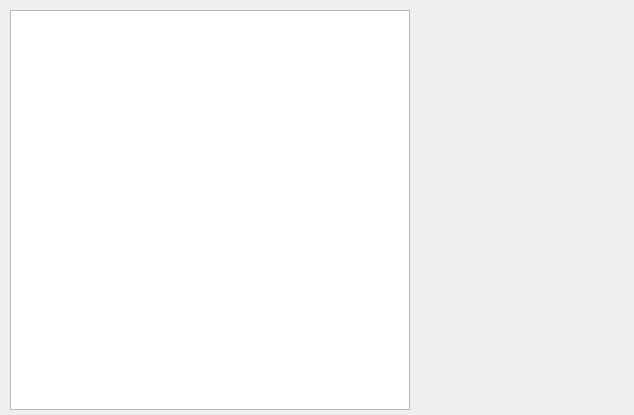
This is 10_Control_TableWidget/widget.ui in madhat386/myQtTest as Qt 5 draws it before an edit. The edited form follows.
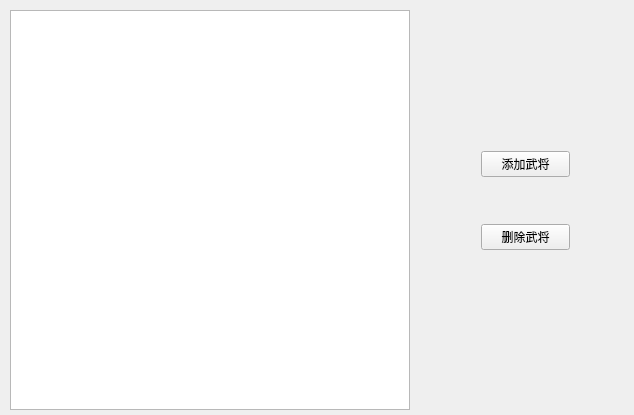
This is the edited form.

Diff of the .ui file:
```diff
--- a/10_Control_TableWidget/widget.ui
+++ b/10_Control_TableWidget/widget.ui
@@ -23,6 +23,45 @@
     </rect>
    </property>
   </widget>
+  <widget class="QWidget" name="widget" native="true">
+   <property name="geometry">
+    <rect>
+     <x>470</x>
+     <y>140</y>
+     <width>111</width>
+     <height>121</height>
+    </rect>
+   </property>
+   <layout class="QVBoxLayout" name="verticalLayout">
+    <item>
+     <widget class="QPushButton" name="btnAdd">
+      <property name="text">
+       <string>添加武将</string>
+      </property>
+     </widget>
+    </item>
+    <item>
+     <spacer name="verticalSpacer">
+      <property name="orientation">
+       <enum>Qt::Vertical</enum>
+      </property>
+      <property name="sizeHint" stdset="0">
+       <size>
+        <width>20</width>
+        <height>40</height>
+       </size>
+      </property>
+     </spacer>
+    </item>
+    <item>
+     <widget class="QPushButton" name="btnDelete">
+      <property name="text">
+       <string>删除武将</string>
+      </property>
+     </widget>
+    </item>
+   </layout>
+  </widget>
  </widget>
  <layoutdefault spacing="6" margin="11"/>
  <resources/>
```
